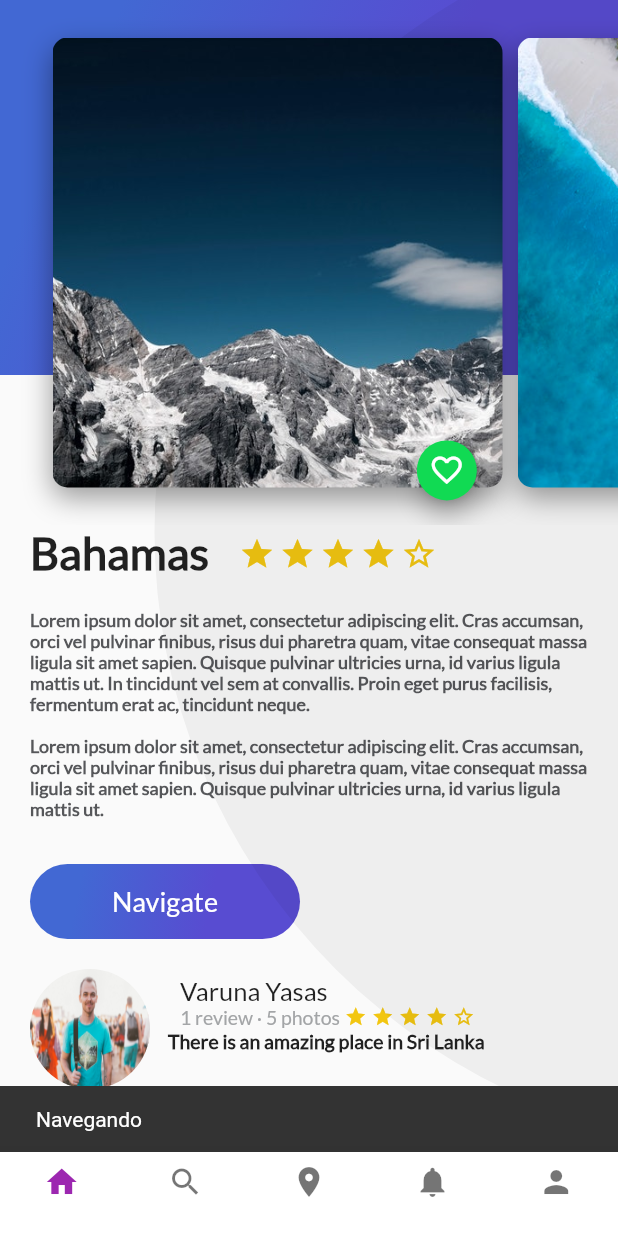
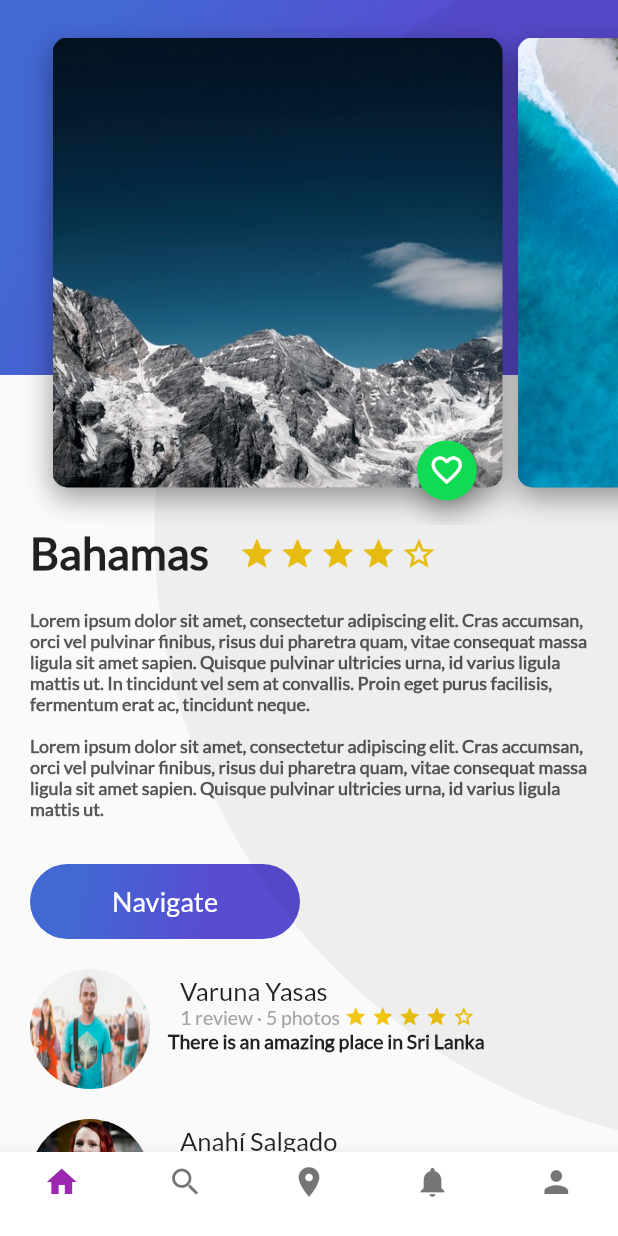
Before and after one commit to ericgomez/platzi_trips_app_complete, a Flutter app: the PlatziTrips screen opened directly, after a tap on "Navigate", on a phone screen of 412 x 824 dp. Run offline on Flutter 3.47's test engine with Material 2 defaults, Android fonts, the phone set to English and light mode, and no system bars; our stand-ins replace cloud_firestore, firebase_auth, google_sign_in; missing offline and left inert: generic_bloc_provider; accounts and stored records are empty; network calls fail.

Commit message:
Creando un botón de Submit en Flutter

```diff
--- a/lib/Place/ui/widgets/description_place.dart
+++ b/lib/Place/ui/widgets/description_place.dart
@@ -113,7 +113,7 @@ class DescriptionPlace extends StatelessWidget {
       children: [
         title_stars,
         description,
-        ButtonPurple("Navigate")
+        ButtonPurple(buttonText: "Navigate", onPressed: (){})
       ],
     );
   }
--- a/lib/widgets/button_purple.dart
+++ b/lib/widgets/button_purple.dart
@@ -2,23 +2,22 @@ import 'package:flutter/material.dart';
 
 class ButtonPurple extends StatelessWidget {
 
-  String buttonText = "Navigate";
+  final String buttonText;
+  final VoidCallback onPressed;
 
   //Creamos el Contructor
-  ButtonPurple(this.buttonText);
+  ButtonPurple({
+    Key key,
+    @required this.buttonText,
+    @required this.onPressed
+  });
 
   @override
   Widget build(BuildContext context) {
     // TODO: implement build
     return InkWell(//Nos permite crear diceñso que pueden ser clickable podemos simular un boton pero mas bonito
       //Agregamos la propiedad onTap para manejar los clicks y el comportamiento del boton
-      onTap: () {
-        Scaffold.of(context).showSnackBar(//Es la accion de muestra un evento con el SnackBar
-          SnackBar(
-              content: Text("Navegando"),
-          )
-        );
-      },
+      onTap: onPressed,
       child: Container(
         margin: EdgeInsets.only(
           top: 30,
```
Also changed, not shown: lib/Place/ui/screens/add_place_screen.dart (+15 -0 lines).
